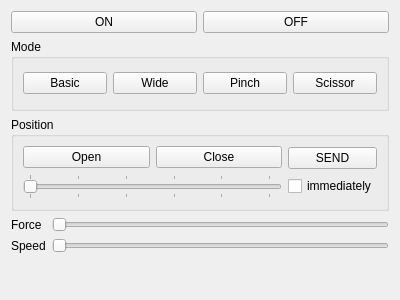
Old version of the form robotiq_3f_rviz/src/panel.ui in the repository ros-industrial-attic/robotiq.
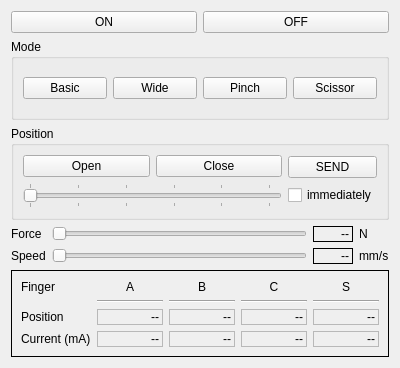
New version of the form.

Commit message: show requested speed and force, and position and current of all motors

```diff
--- a/robotiq_3f_rviz/src/panel.ui
+++ b/robotiq_3f_rviz/src/panel.ui
@@ -7,7 +7,7 @@
     <x>0</x>
     <y>0</y>
     <width>400</width>
-    <height>300</height>
+    <height>368</height>
    </rect>
   </property>
   <property name="windowTitle">
@@ -138,7 +138,7 @@
     </widget>
    </item>
    <item>
-    <layout class="QFormLayout" name="group_sliders">
+    <layout class="QGridLayout" name="group_sliders">
      <item row="0" column="0">
       <widget class="QLabel" name="label_force">
        <property name="text">
@@ -146,6 +146,45 @@
        </property>
       </widget>
      </item>
+     <item row="0" column="3">
+      <widget class="QLabel" name="force_unit">
+       <property name="text">
+        <string>N</string>
+       </property>
+      </widget>
+     </item>
+     <item row="1" column="0">
+      <widget class="QLabel" name="label_speed">
+       <property name="text">
+        <string>Speed</string>
+       </property>
+      </widget>
+     </item>
+     <item row="0" column="2">
+      <widget class="QLabel" name="force_value">
+       <property name="minimumSize">
+        <size>
+         <width>40</width>
+         <height>0</height>
+        </size>
+       </property>
+       <property name="maximumSize">
+        <size>
+         <width>40</width>
+         <height>16777215</height>
+        </size>
+       </property>
+       <property name="frameShape">
+        <enum>QFrame::Box</enum>
+       </property>
+       <property name="text">
+        <string>--</string>
+       </property>
+       <property name="alignment">
+        <set>Qt::AlignRight|Qt::AlignTrailing|Qt::AlignVCenter</set>
+       </property>
+      </widget>
+     </item>
      <item row="0" column="1">
       <widget class="QSlider" name="slider_force">
        <property name="maximum">
@@ -166,15 +205,245 @@
        </property>
       </widget>
      </item>
-     <item row="1" column="0">
-      <widget class="QLabel" name="label_speed">
+     <item row="1" column="2">
+      <widget class="QLabel" name="speed_value">
+       <property name="minimumSize">
+        <size>
+         <width>40</width>
+         <height>0</height>
+        </size>
+       </property>
+       <property name="maximumSize">
+        <size>
+         <width>40</width>
+         <height>16777215</height>
+        </size>
+       </property>
+       <property name="frameShape">
+        <enum>QFrame::Box</enum>
+       </property>
        <property name="text">
-        <string>Speed</string>
+        <string>--</string>
+       </property>
+       <property name="alignment">
+        <set>Qt::AlignRight|Qt::AlignTrailing|Qt::AlignVCenter</set>
+       </property>
+      </widget>
+     </item>
+     <item row="1" column="3">
+      <widget class="QLabel" name="speed_unit">
+       <property name="text">
+        <string>mm/s</string>
        </property>
       </widget>
      </item>
     </layout>
    </item>
+   <item>
+    <widget class="QFrame" name="group_status">
+     <property name="frameShape">
+      <enum>QFrame::Panel</enum>
+     </property>
+     <property name="frameShadow">
+      <enum>QFrame::Plain</enum>
+     </property>
+     <layout class="QGridLayout" name="layout_status">
+      <item row="2" column="1">
+       <widget class="QLabel" name="pos_a">
+        <property name="frameShape">
+         <enum>QFrame::StyledPanel</enum>
+        </property>
+        <property name="text">
+         <string>--</string>
+        </property>
+        <property name="alignment">
+         <set>Qt::AlignRight|Qt::AlignTrailing|Qt::AlignVCenter</set>
+        </property>
+       </widget>
+      </item>
+      <item row="1" column="2">
+       <widget class="Line" name="line_b">
+        <property name="orientation">
+         <enum>Qt::Horizontal</enum>
+        </property>
+       </widget>
+      </item>
+      <item row="3" column="1">
+       <widget class="QLabel" name="cur_a">
+        <property name="frameShape">
+         <enum>QFrame::StyledPanel</enum>
+        </property>
+        <property name="text">
+         <string>--</string>
+        </property>
+        <property name="alignment">
+         <set>Qt::AlignRight|Qt::AlignTrailing|Qt::AlignVCenter</set>
+        </property>
+       </widget>
+      </item>
+      <item row="2" column="3">
+       <widget class="QLabel" name="pos_c">
+        <property name="frameShape">
+         <enum>QFrame::StyledPanel</enum>
+        </property>
+        <property name="text">
+         <string>--</string>
+        </property>
+        <property name="alignment">
+         <set>Qt::AlignRight|Qt::AlignTrailing|Qt::AlignVCenter</set>
+        </property>
+       </widget>
+      </item>
+      <item row="2" column="0">
+       <widget class="QLabel" name="label_status_pos">
+        <property name="text">
+         <string>Position</string>
+        </property>
+       </widget>
+      </item>
+      <item row="1" column="3">
+       <widget class="Line" name="line_c">
+        <property name="orientation">
+         <enum>Qt::Horizontal</enum>
+        </property>
+       </widget>
+      </item>
+      <item row="1" column="1">
+       <widget class="Line" name="line_a">
+        <property name="orientation">
+         <enum>Qt::Horizontal</enum>
+        </property>
+       </widget>
+      </item>
+      <item row="3" column="0">
+       <widget class="QLabel" name="label_status_cur">
+        <property name="text">
+         <string>Current (mA)</string>
+        </property>
+       </widget>
+      </item>
+      <item row="0" column="0">
+       <widget class="QLabel" name="label">
+        <property name="text">
+         <string>Finger</string>
+        </property>
+       </widget>
+      </item>
+      <item row="2" column="2">
+       <widget class="QLabel" name="pos_b">
+        <property name="frameShape">
+         <enum>QFrame::StyledPanel</enum>
+        </property>
+        <property name="text">
+         <string>--</string>
+        </property>
+        <property name="alignment">
+         <set>Qt::AlignRight|Qt::AlignTrailing|Qt::AlignVCenter</set>
+        </property>
+       </widget>
+      </item>
+      <item row="0" column="2">
+       <widget class="QLabel" name="label_fb">
+        <property name="text">
+         <string>B</string>
+        </property>
+        <property name="alignment">
+         <set>Qt::AlignCenter</set>
+        </property>
+       </widget>
+      </item>
+      <item row="3" column="2">
+       <widget class="QLabel" name="cur_b">
+        <property name="frameShape">
+         <enum>QFrame::StyledPanel</enum>
+        </property>
+        <property name="text">
+         <string>--</string>
+        </property>
+        <property name="alignment">
+         <set>Qt::AlignRight|Qt::AlignTrailing|Qt::AlignVCenter</set>
+        </property>
+       </widget>
+      </item>
+      <item row="0" column="3">
+       <widget class="QLabel" name="label_fc">
+        <property name="text">
+         <string>C</string>
+        </property>
+        <property name="alignment">
+         <set>Qt::AlignCenter</set>
+        </property>
+       </widget>
+      </item>
+      <item row="0" column="1">
+       <widget class="QLabel" name="label_fa">
+        <property name="text">
+         <string>A</string>
+        </property>
+        <property name="alignment">
+         <set>Qt::AlignCenter</set>
+        </property>
+       </widget>
+      </item>
+      <item row="3" column="3">
+       <widget class="QLabel" name="cur_c">
+        <property name="frameShape">
+         <enum>QFrame::StyledPanel</enum>
+        </property>
+        <property name="text">
+         <string>--</string>
+        </property>
+        <property name="alignment">
+         <set>Qt::AlignRight|Qt::AlignTrailing|Qt::AlignVCenter</set>
+        </property>
+       </widget>
+      </item>
+      <item row="0" column="4">
+       <widget class="QLabel" name="label_s">
+        <property name="text">
+         <string>S</string>
+        </property>
+        <property name="alignment">
+         <set>Qt::AlignCenter</set>
+        </property>
+       </widget>
+      </item>
+      <item row="2" column="4">
+       <widget class="QLabel" name="pos_s">
+        <property name="frameShape">
+         <enum>QFrame::StyledPanel</enum>
+        </property>
+        <property name="text">
+         <string>--</string>
+        </property>
+        <property name="alignment">
+         <set>Qt::AlignRight|Qt::AlignTrailing|Qt::AlignVCenter</set>
+        </property>
+       </widget>
+      </item>
+      <item row="3" column="4">
+       <widget class="QLabel" name="cur_s">
+        <property name="frameShape">
+         <enum>QFrame::StyledPanel</enum>
+        </property>
+        <property name="text">
+         <string>--</string>
+        </property>
+        <property name="alignment">
+         <set>Qt::AlignRight|Qt::AlignTrailing|Qt::AlignVCenter</set>
+        </property>
+       </widget>
+      </item>
+      <item row="1" column="4">
+       <widget class="Line" name="line_s">
+        <property name="orientation">
+         <enum>Qt::Horizontal</enum>
+        </property>
+       </widget>
+      </item>
+     </layout>
+    </widget>
+   </item>
   </layout>
  </widget>
  <resources/>
```
The commit also changes 1 other file.
